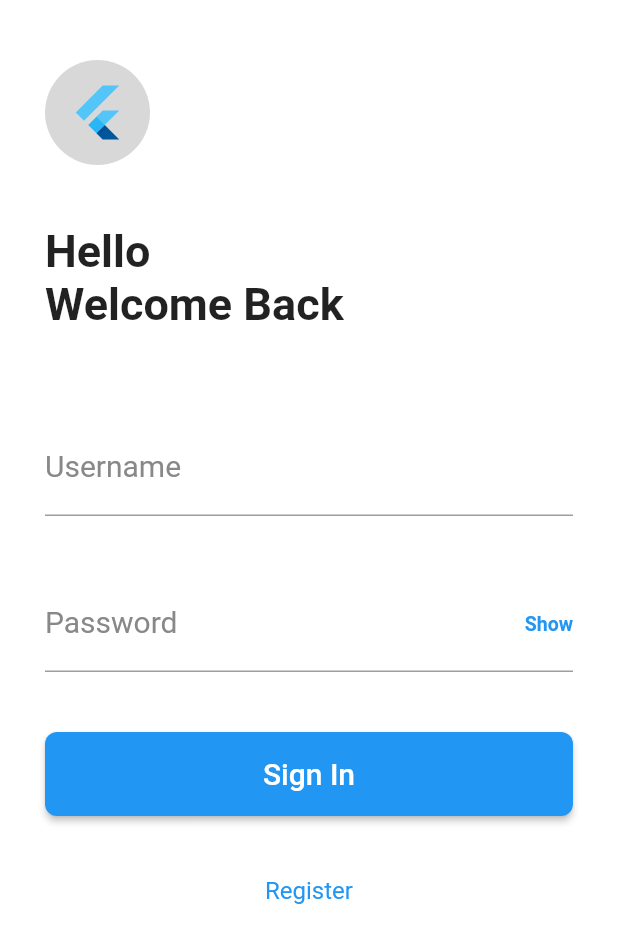
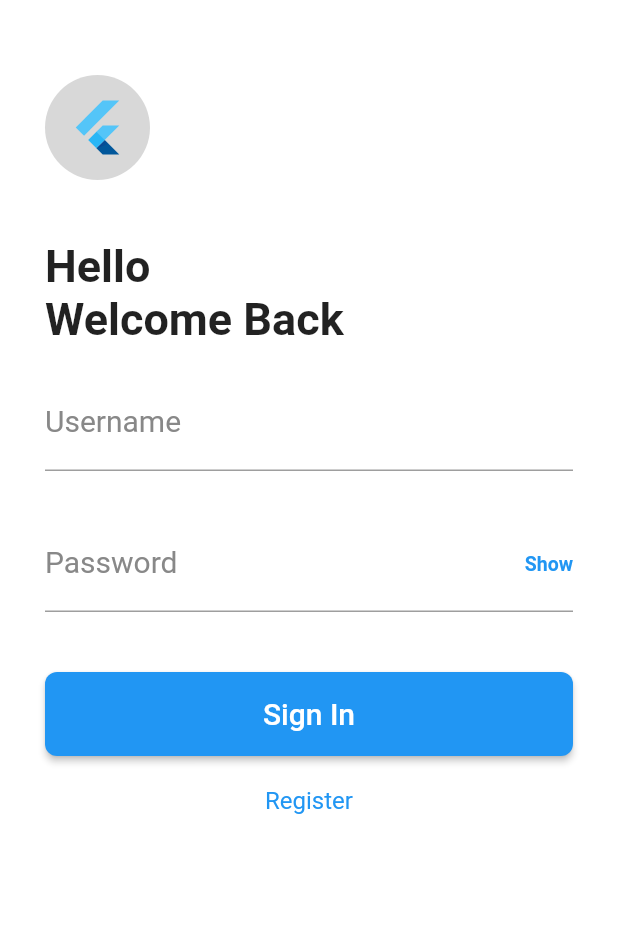
Before and after one commit to NDK1410/msbSaleApp, a Flutter app: the LoginPage screen opened directly, on a phone screen of 412 x 824 dp. Shown: the top 943 px of the screen. Run offline on Flutter 3.47's test engine with Material 2 defaults, Android fonts, the phone set to English and light mode, and no system bars; our stand-ins replace bloc, flutter_bloc; missing offline and left inert: ff_navigation_bar.

```diff
--- a/lib/src/MyApp.dart
+++ b/lib/src/MyApp.dart
@@ -12,7 +12,7 @@ class MyApp extends StatelessWidget {
         primarySwatch: Colors.blue,
         visualDensity: VisualDensity.adaptivePlatformDensity,
       ),
-      home: HomePage(),
+      home: LoginPage(),
     );
   }
 }
--- a/lib/src/pages/LoginPage.dart
+++ b/lib/src/pages/LoginPage.dart
@@ -1,4 +1,5 @@
 import 'package:flutter/material.dart';
+import 'package:msbSaleApp/src/pages/HomePage.dart';
 
 class LoginPage extends StatefulWidget {
   @override
@@ -6,12 +7,20 @@ class LoginPage extends StatefulWidget {
 }
 
 class _LoginPageState extends State<LoginPage> {
+  bool _showPass = false;
+  TextEditingController _userController = new TextEditingController();
+  TextEditingController _passController = new TextEditingController();
+  var _userNameError = "Username Invalid";
+  var _passWordError = "Password must be more than 6 characters";
+  bool _userNameInvalid = false;
+  bool _passWordInvalid = false;
+
   @override
   Widget build(BuildContext context) {
     return Scaffold(
       body: Container(
         color: Colors.white,
-        padding: EdgeInsets.fromLTRB(30, 40, 30, 30),
+        padding: EdgeInsets.fromLTRB(30, 50, 30, 30),
         constraints: BoxConstraints.expand(),
         child: SingleChildScrollView(
           child: Column(
@@ -32,7 +41,7 @@ class _LoginPageState extends State<LoginPage> {
                 ),
               ),
               Padding(
-                padding: const EdgeInsets.fromLTRB(0, 0, 0, 60),
+                padding: const EdgeInsets.fromLTRB(0, 0, 0, 20),
                 child: Text(
                   "Hello\nWelcome Back",
                   style: TextStyle(
@@ -43,11 +52,13 @@ class _LoginPageState extends State<LoginPage> {
                 ),
               ),
               Padding(
-                padding: const EdgeInsets.fromLTRB(0, 0, 0, 40),
+                padding: const EdgeInsets.fromLTRB(0, 0, 0, 30),
                 child: TextField(
+                  controller: _userController,
                   style: TextStyle(fontSize: 18, color: Colors.black87),
                   decoration: InputDecoration(
                     labelText: "Username",
+                    errorText: _userNameInvalid ? _userNameError : null,
                     labelStyle: TextStyle(
                       fontSize: 20,
                       color: Color(0xff888888),
@@ -61,28 +72,33 @@ class _LoginPageState extends State<LoginPage> {
                   alignment: AlignmentDirectional.centerEnd,
                   children: <Widget>[
                     TextField(
+                      controller: _passController,
                       style: TextStyle(fontSize: 18, color: Colors.black87),
-                      obscureText: true,
+                      obscureText: !_showPass,
                       decoration: InputDecoration(
                         labelText: "Password",
+                        errorText: _passWordInvalid ? _passWordError : null,
                         labelStyle: TextStyle(
                           fontSize: 20,
                           color: Color(0xff888888),
                         ),
                       ),
                     ),
-                    Text(
-                      "Show",
-                      style: TextStyle(
-                          color: Colors.blue,
-                          fontSize: 13,
-                          fontWeight: FontWeight.bold),
-                    )
+                    GestureDetector(
+                      onTap: onToggleShowPass,
+                      child: Text(
+                        _showPass ? "Hide" : "Show",
+                        style: TextStyle(
+                            color: Colors.blue,
+                            fontSize: 13,
+                            fontWeight: FontWeight.bold),
+                      ),
+                    ),
                   ],
                 ),
               ),
               Padding(
-                padding: const EdgeInsets.fromLTRB(0, 0, 0, 40),
+                padding: const EdgeInsets.fromLTRB(0, 0, 0, 20),
                 child: SizedBox(
                   width: double.infinity,
                   height: 56,
@@ -114,5 +130,36 @@ class _LoginPageState extends State<LoginPage> {
     );
   }
 
-  void onSignInClicked() {}
+  void onSignInClicked() {
+    setState(() {
+      if (_userController.text.length < 6 ||
+          !_userController.text.contains("@")) {
+        _userNameInvalid = true;
+      } else {
+        _userNameInvalid = false;
+      }
+
+      if (_passController.text.length < 6) {
+        _passWordInvalid = true;
+      } else {
+        _passWordInvalid = false;
+      }
+
+      if (!_userNameInvalid && !_passWordInvalid) {
+        // Navigator.push(context, MaterialPageRoute(builder: redirectToHomePage));
+        Navigator.push(
+            context, MaterialPageRoute(builder: (context) => HomePage()));
+      }
+    });
+  }
+
+  void onToggleShowPass() {
+    setState(() {
+      _showPass = !_showPass;
+    });
+  }
+
+  // Widget redirectToHomePage(BuildContext context) {
+  //   return HomePage();
+  // }
 }
```
Also changed, not shown: lib/src/pages/HomeListPage.dart (+3 -14 lines).
